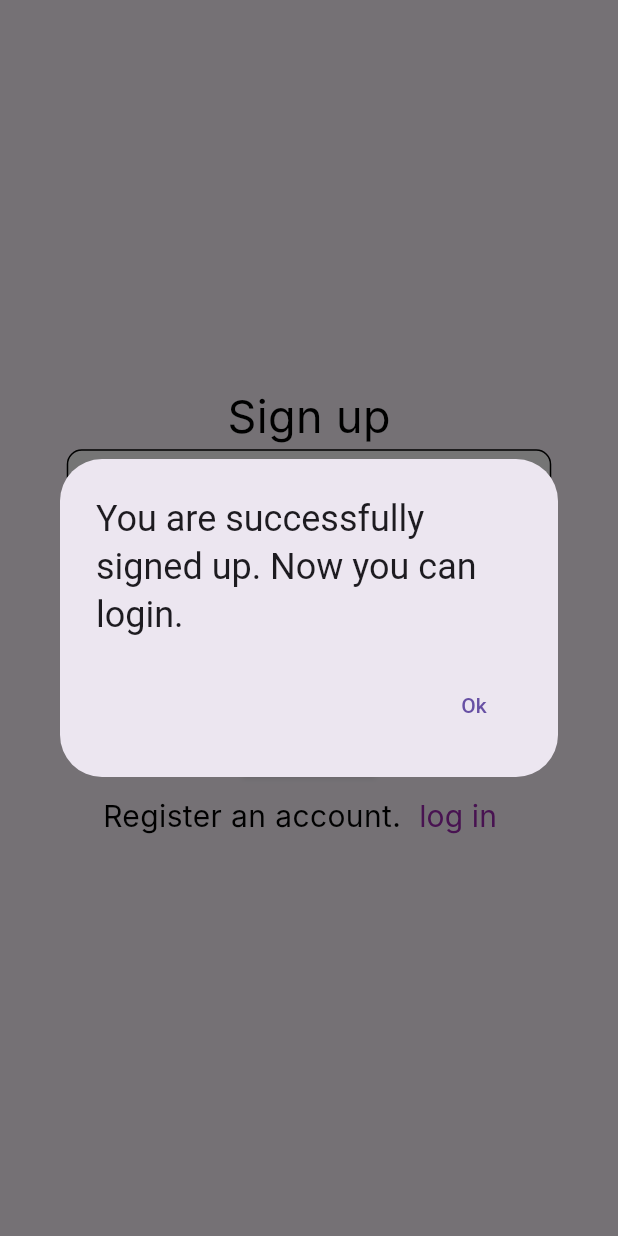
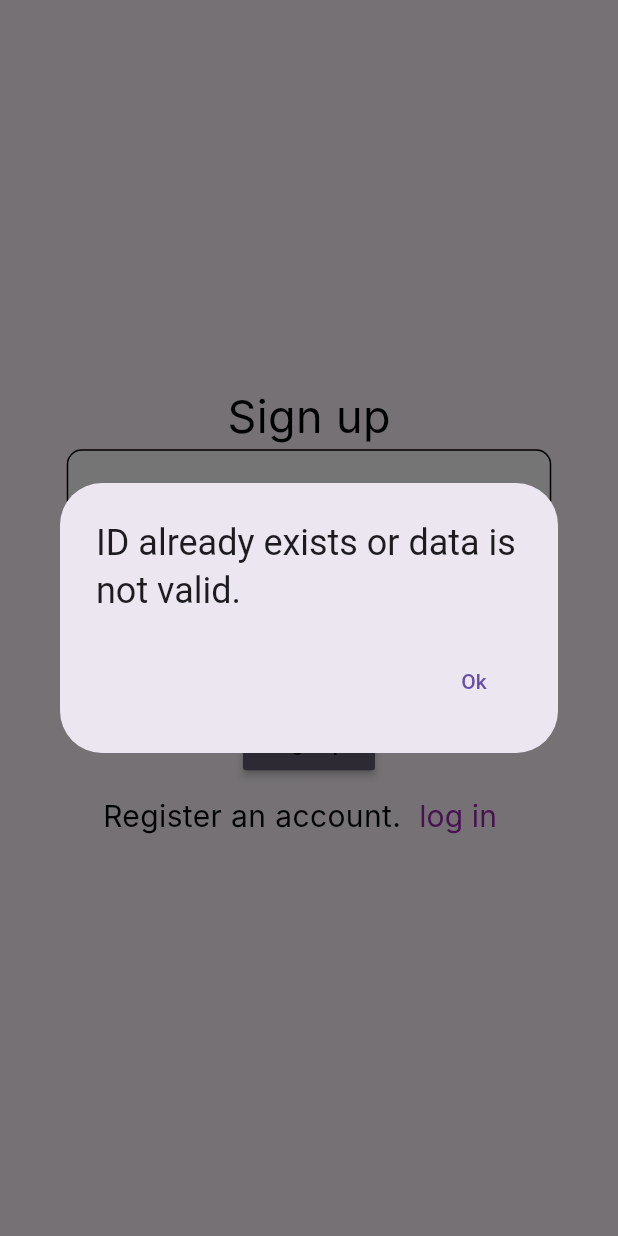
Before and after one commit to Sasha-Sobran/flutter-course-test-task, a Flutter app: the SignupPage screen opened directly, after a tap on "Sign up", on a phone screen of 412 x 824 dp. Run offline on Flutter 3.47's test engine with Material 3 defaults, Android fonts, the light colour scheme and no system bars; drawn by our look-alikes of flutter_form_builder; our stand-ins replace firebase_core, firebase_database; accounts and stored records are empty; Roboto replaces fonts that are missing (Inter).

Commit message:
add validation rules to register page

```diff
--- a/lib/src/constants/text_constants.dart
+++ b/lib/src/constants/text_constants.dart
@@ -13,6 +13,7 @@ class S {
   static const String successMessage =
       'You are successfully signed up. Now you can login.';
   static const String errorMessage =
-      'ID already exists. Please choose a different ID.';
-  static const String Register = 'Register';
+      'ID already exists or data is not valid.';
+  static const String errorMessage2 =
+      'Account with such id doesn`t exists.';
 }
--- a/lib/src/pages/home_page.dart
+++ b/lib/src/pages/home_page.dart
@@ -58,7 +58,7 @@ class HomePage extends StatelessWidget {
             context: context,
             builder: (BuildContext dialogContext) {
               return AlertDialog(
-                title: const Text(S.errorMessage),
+                title: const Text(S.errorMessage2),
                 actions: [
                   TextButton(
                     onPressed: () {
--- a/lib/src/pages/login_page.dart
+++ b/lib/src/pages/login_page.dart
@@ -36,7 +36,7 @@ class LoginPage extends StatelessWidget {
             context: context,
             builder: (BuildContext dialogContext) {
               return AlertDialog(
-                title: const Text("Account with such id doesnt exists"),
+                title: const Text(S.errorMessage2),
                 actions: [
                   TextButton(
                     onPressed: () {
--- a/lib/src/pages/signup_page.dart
+++ b/lib/src/pages/signup_page.dart
@@ -16,8 +16,11 @@ class SignupPage extends StatelessWidget {
   Future<bool> registerUser(user) async {
     DatabaseEvent event = await database.child("/users/${user["id"]}").once();
     Map<dynamic, dynamic>? data = event.snapshot.value as Map?;
-
-    if (data != null && data.containsKey('id')) {
+    if (data != null ||
+        user["id"] == null ||
+        user["name"].length > 12 ||
+        user["id"].length > 6 ||
+        user["id"].length < 1) {
       return false;
     } else {
       await database.child("/users/${user["id"]}/name").set(user["name"]);
```
Also changed, not shown: 1 other file.
